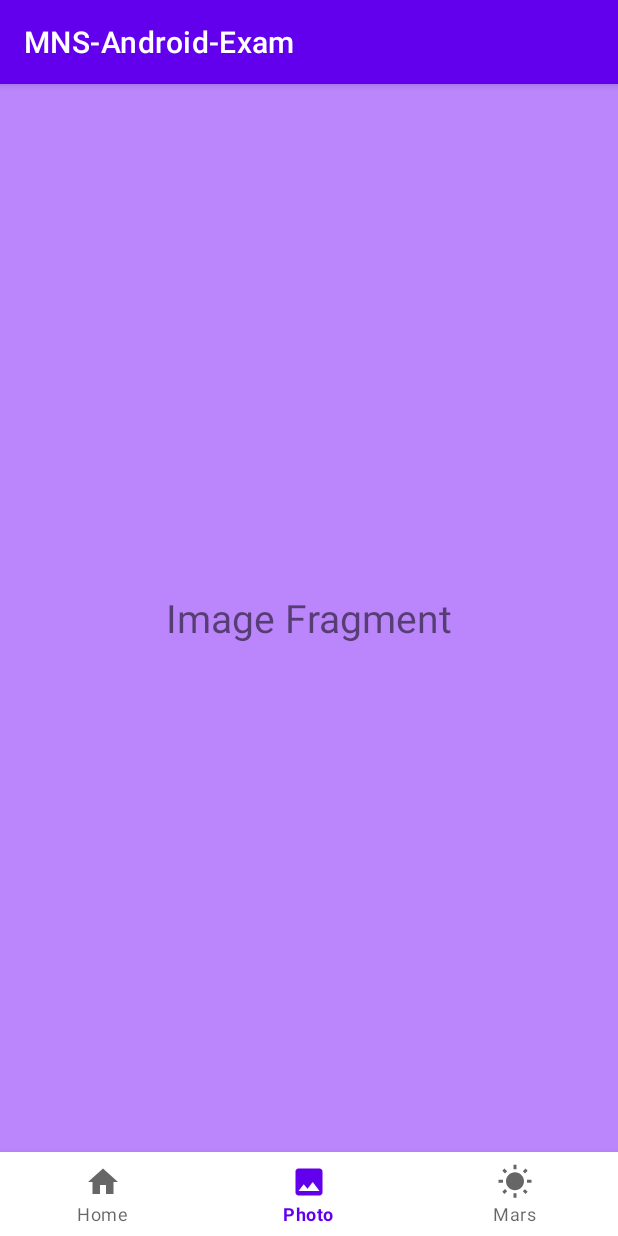
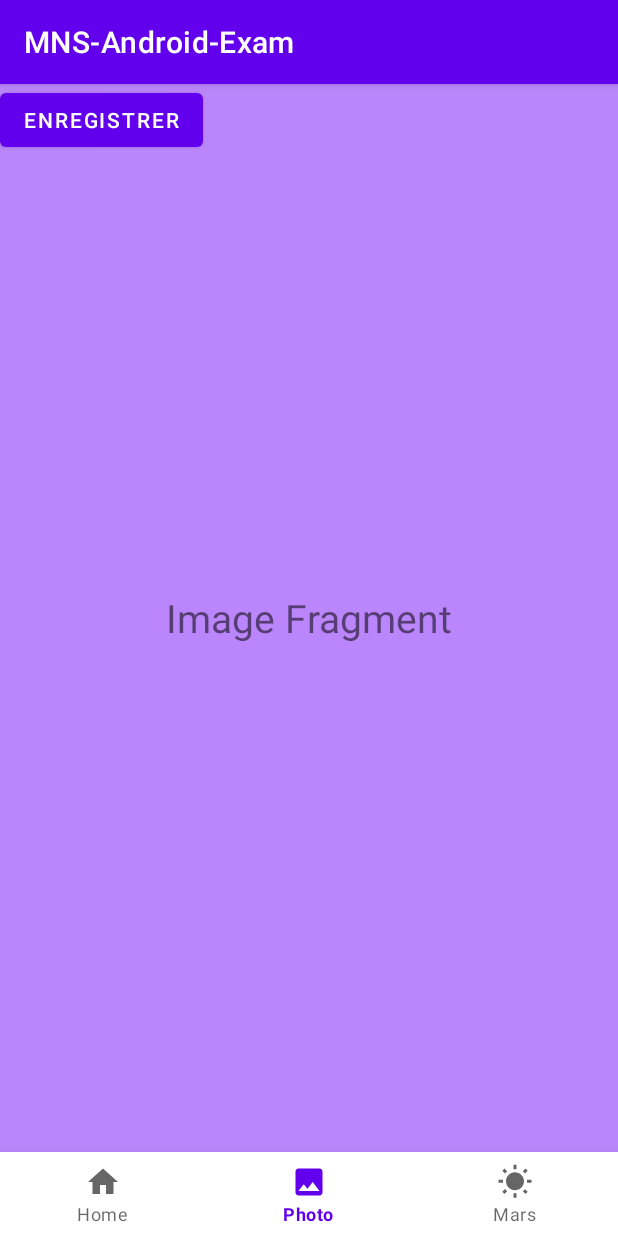
Before and after one commit to BastienBiblocque/MNS-Android-Exam, an Android app: the fragment ImageFragment placed in its activity, item 2 of the bottom bar chosen, on a phone screen of 412 x 824 dp. Run offline under Robolectric (Android 15) with nearby library versions, the phone set to English and light mode, and no system bars; pictures from the network do not load.

Commit message:
bouton enregristrer (qui ne marche pas)

```diff
--- a/app/src/main/res/layout/fragment_image.xml
+++ b/app/src/main/res/layout/fragment_image.xml
@@ -17,8 +17,14 @@
 
     <ImageView
         android:id="@+id/imageView3"
+        android:layout_width="match_parent"
+        android:layout_height="match_parent"
+        tools:src="@tools:sample/avatars" />
+
+    <Button
+        android:id="@+id/button"
         android:layout_width="wrap_content"
         android:layout_height="wrap_content"
-        tools:src="@tools:sample/avatars" />
+        android:text="Enregistrer" />
 
 </FrameLayout>
```
